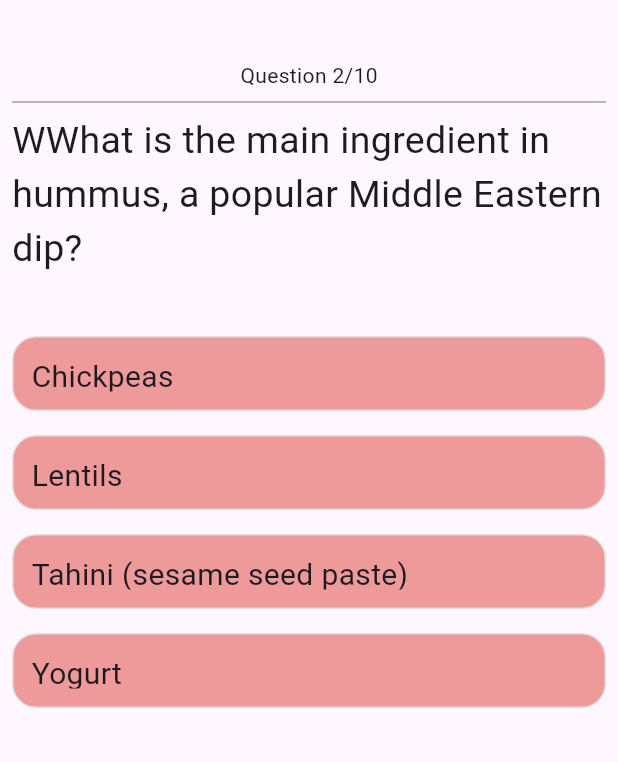
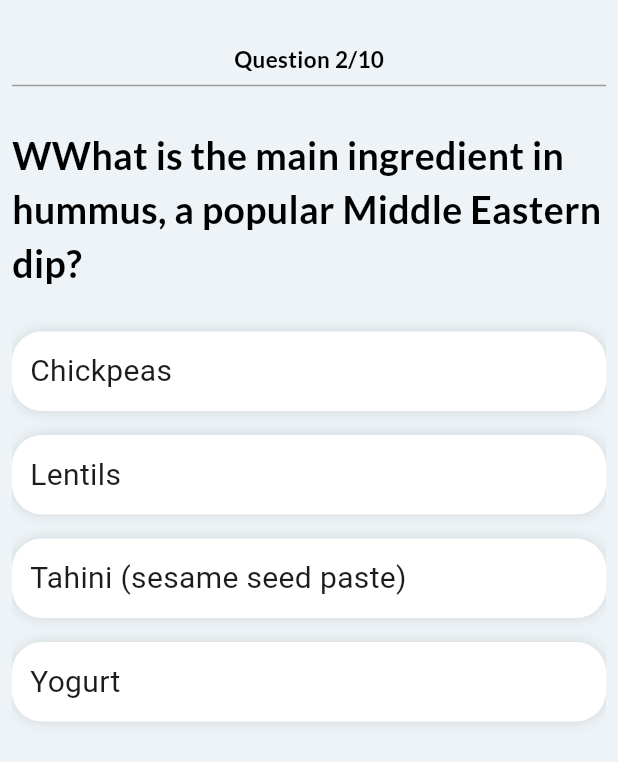
Before and after one commit to puttipongle/ENGCE-307, a Flutter app: the qpage screen opened directly with empty values, after a tap on "Cumin", after a tap on "Nextpage", on a phone screen of 412 x 824 dp. Shown: the top 762 px of the screen. Run offline on Flutter 3.47's test engine with Material 3 defaults, Android fonts, the phone set to English and light mode, and no system bars; our stand-ins replace animated_text_kit, device_preview, google_fonts.

Commit message:
Update Ui questionpage

```diff
--- a/term_project_quizapp/lib/Page/questionspage.dart
+++ b/term_project_quizapp/lib/Page/questionspage.dart
@@ -29,6 +29,7 @@ class _DetailPageState extends State<qpage> {
     setState(() {});
 
     return Scaffold(
+      backgroundColor: Color(0xffedf3f6),
       body: Padding(
         padding: const EdgeInsets.all(8.0),
         child: Center(
@@ -36,9 +37,15 @@ class _DetailPageState extends State<qpage> {
             mainAxisAlignment: MainAxisAlignment.center,
             children: <Widget>[
               const SizedBox(
-                height: 32,
+                height: 20,
               ),
-              Text('Question $_qusetionNumber/${pokemon.length}'),
+              Text(
+                'Question $_qusetionNumber/${pokemon.length}',
+                style: GoogleFonts.lato(
+                    color: Colors.black,
+                    fontSize: 15,
+                    fontWeight: FontWeight.bold),
+              ),
               const Divider(
                 thickness: 1,
                 color: Colors.grey,
@@ -123,7 +130,7 @@ class _DetailPageState extends State<qpage> {
         if (question.img != null) ...[
           Expanded(
             child: Container(
-              height: 200,
+              height: MediaQuery.of(context).size.height,
               decoration: BoxDecoration(
                 image: DecorationImage(
                   image: NetworkImage("${question.img}"),
@@ -132,18 +139,22 @@ class _DetailPageState extends State<qpage> {
               ),
             ),
           ),
+          SizedBox(height: 20),
           Text(
             question.quest,
-            style: const TextStyle(fontSize: 25),
+            style: GoogleFonts.lato(
+                color: Colors.black, fontSize: 25, fontWeight: FontWeight.bold),
           ),
         ] else ...[
+          SizedBox(height: 20),
           Text(
             question.quest,
-            style: const TextStyle(fontSize: 25),
+            style: GoogleFonts.lato(
+                color: Colors.black, fontSize: 25, fontWeight: FontWeight.bold),
           ),
         ],
         const SizedBox(
-          height: 32,
+          height: 20,
         ),
         Expanded(
           child: OptionsWidget(
@@ -188,7 +199,10 @@ class _DetailPageState extends State<qpage> {
           }
         },
         child: Text(
-            _qusetionNumber < food.length ? 'Nextpage' : 'See the results'));
+          _qusetionNumber < food.length ? 'Nextpage' : 'See the results',
+          style: GoogleFonts.lato(
+              color: Colors.black, fontWeight: FontWeight.bold),
+        ));
   }
 }
 
@@ -213,13 +227,18 @@ class OptionsWidget extends StatelessWidget {
     return GestureDetector(
       onTap: () => onClickedOption(option),
       child: Container(
-        height: 50,
+        width: MediaQuery.of(context).size.width,
         padding: const EdgeInsets.all(12),
         margin: EdgeInsets.symmetric(vertical: 8),
         decoration: BoxDecoration(
-            color: Colors.red.shade200,
-            borderRadius: BorderRadius.circular(16),
-            border: Border.all(color: color)),
+            color: Colors.white,
+            borderRadius: BorderRadius.circular(20),
+            boxShadow: const [
+              BoxShadow(
+                color: Colors.black12,
+                blurRadius: 7,
+              ),
+            ]),
         child: Row(
           mainAxisAlignment: MainAxisAlignment.spaceBetween,
           children: [
@@ -358,7 +377,10 @@ class ResultPage extends StatelessWidget {
                       '/',
                     );
                   },
-                  child: Icon(Icons.home, color: Colors.black,)),
+                  child: Icon(
+                    Icons.home,
+                    color: Colors.black,
+                  )),
             ],
           ),
         ),
```
